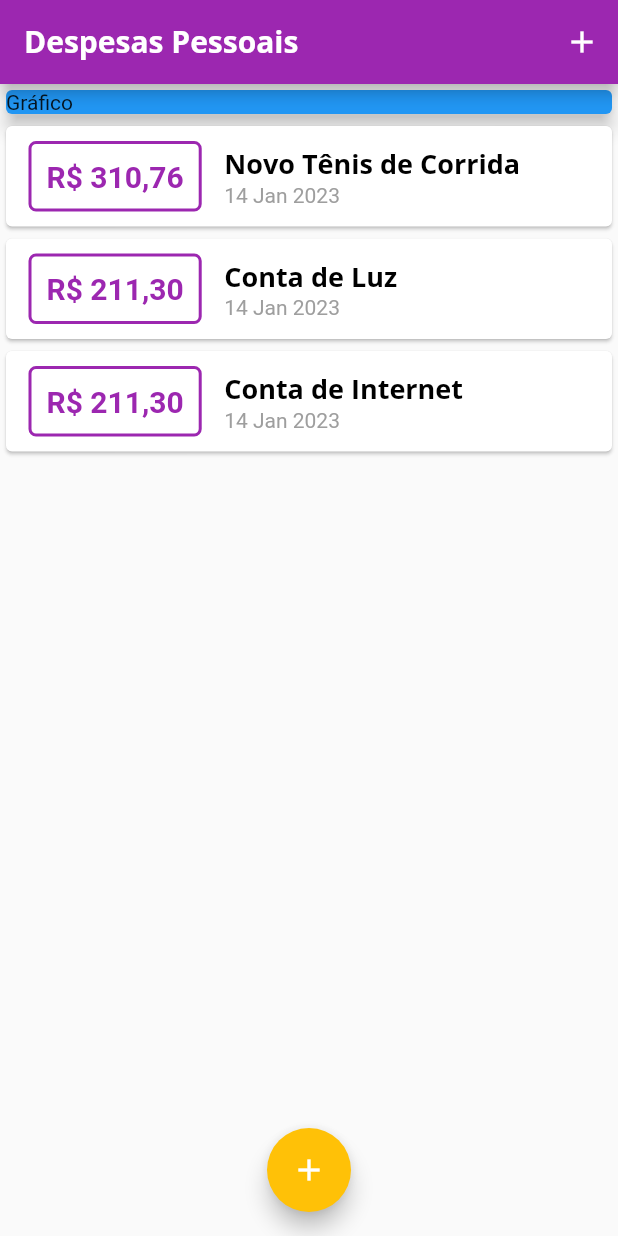
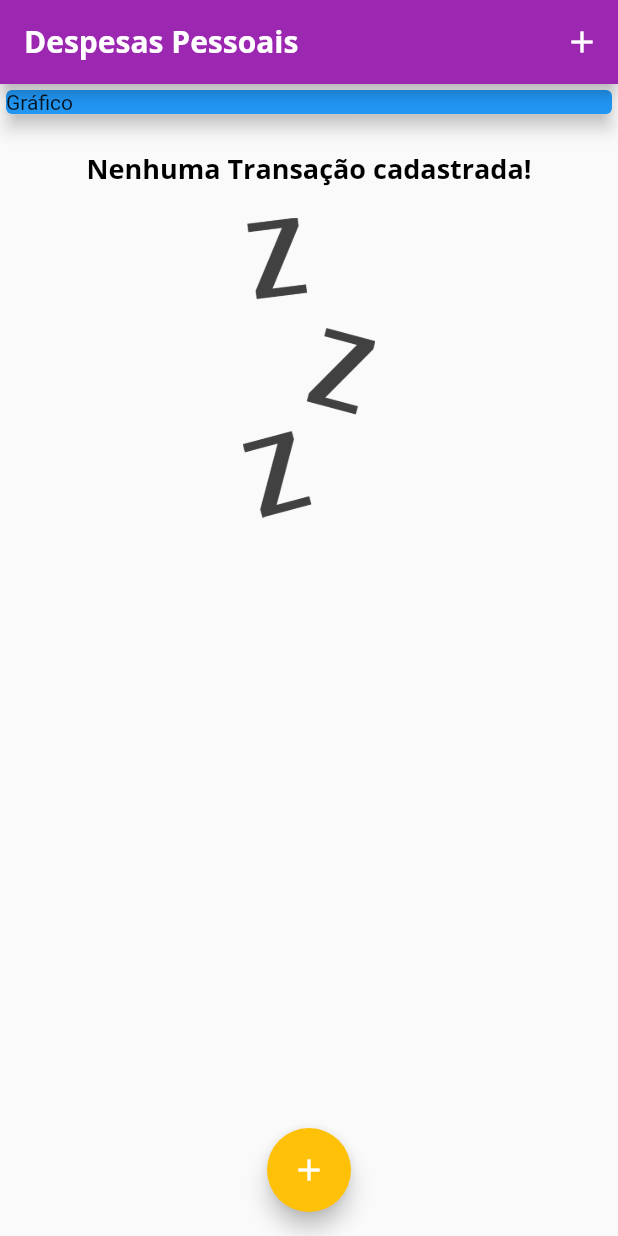
Before and after one commit to Jo-Analyst/expensesApp, a Flutter app: the screen it shows after launch, on a phone screen of 412 x 824 dp. Run offline on Flutter 3.47's test engine with Material 2 defaults, Android fonts, the phone set to English and light mode, and no system bars.

```diff
--- a/lib/components/transaction_list.dart
+++ b/lib/components/transaction_list.dart
@@ -10,7 +10,25 @@ class TransactionList extends StatelessWidget {
   Widget build(BuildContext context) {
     return SizedBox(
       height: 300,
-      child: ListView.builder(
+      child: transactions.isEmpty
+          ? Column(
+              children: [
+                const SizedBox(height: 20),
+                Text(
+                  "Nenhuma Transação cadastrada!",
+                  style: Theme.of(context).textTheme.headline6,
+                ),
+                const SizedBox(height: 20),
+                SizedBox(
+                  height: 200,
+                  child: Image.asset(
+                    'assets/images/waiting.png',
+                    fit: BoxFit.cover,
+                  ),
+                )
+              ],
+            )
+          : ListView.builder(
               itemCount: transactions.length,
               itemBuilder: (ctx, index) {
                 final tr = transactions[index];
@@ -18,8 +36,8 @@ class TransactionList extends StatelessWidget {
                   child: Row(
                     children: [
                       Container(
-                  margin:
-                      const EdgeInsets.symmetric(horizontal: 15, vertical: 10),
+                        margin: const EdgeInsets.symmetric(
+                            horizontal: 15, vertical: 10),
                         decoration: BoxDecoration(
                           border: Border.all(
                             color: Theme.of(context).colorScheme.primary,
@@ -33,7 +51,7 @@ class TransactionList extends StatelessWidget {
                         child: Text(
                           // "R\$ ${tr.value.toStringAsFixed(2)}",
                           NumberFormat('R\$ #.00', 'pt-BR').format(tr.value),
-                    style:  TextStyle(
+                          style: TextStyle(
                               fontWeight: FontWeight.bold,
                               color: Theme.of(context).colorScheme.primary,
                               fontSize: 20),
--- a/lib/main.dart
+++ b/lib/main.dart
@@ -55,25 +55,25 @@ class MyHomePage extends StatefulWidget {
 }
 
 class _MyHomePageState extends State<MyHomePage> {
-  final _transactions = [
-    Transaction(
-      id: 't1',
-      title: 'Novo Tênis de Corrida',
-      value: 310.76,
-      date: DateTime.now(),
-    ),
-    Transaction(
-      id: 't2',
-      title: 'Conta de Luz',
-      value: 211.30,
-      date: DateTime.now(),
-    ),
-    Transaction(
-      id: 't3',
-      title: 'Conta de Internet',
-      value: 211.30,
-      date: DateTime.now(),
-    ),
+  final List<Transaction> _transactions = [
+    // Transaction(
+    //   id: 't1',
+    //   title: 'Novo Tênis de Corrida',
+    //   value: 310.76,
+    //   date: DateTime.now(),
+    // ),
+    // Transaction(
+    //   id: 't2',
+    //   title: 'Conta de Luz',
+    //   value: 211.30,
+    //   date: DateTime.now(),
+    // ),
+    // Transaction(
+    //   id: 't3',
+    //   title: 'Conta de Internet',
+    //   value: 211.30,
+    //   date: DateTime.now(),
+    // ),
   ];
 
   _addTransaction(String title, double value) {
--- a/pubspec.yaml
+++ b/pubspec.yaml
@@ -61,8 +61,8 @@ flutter:
   uses-material-design: true
 
   # To add assets to your application, add an assets section, like this:
-  # assets:
-  #   - images/a_dot_burr.jpeg
+  assets:
+    - assets/images/waiting.png
   #   - images/a_dot_ham.jpeg
 
   # An image asset can refer to one or more resolution-specific "variants", see
```
Also changed, not shown: assets/images/waiting.png (added). Lines whose indentation alone changed are shown as unchanged.
